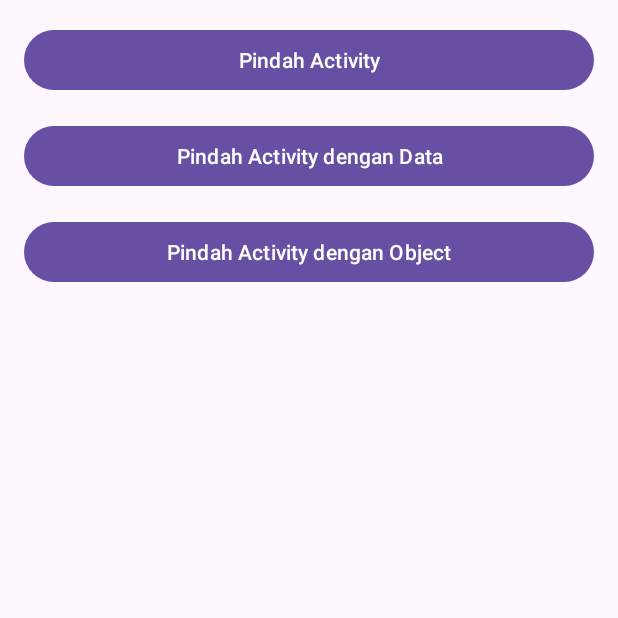
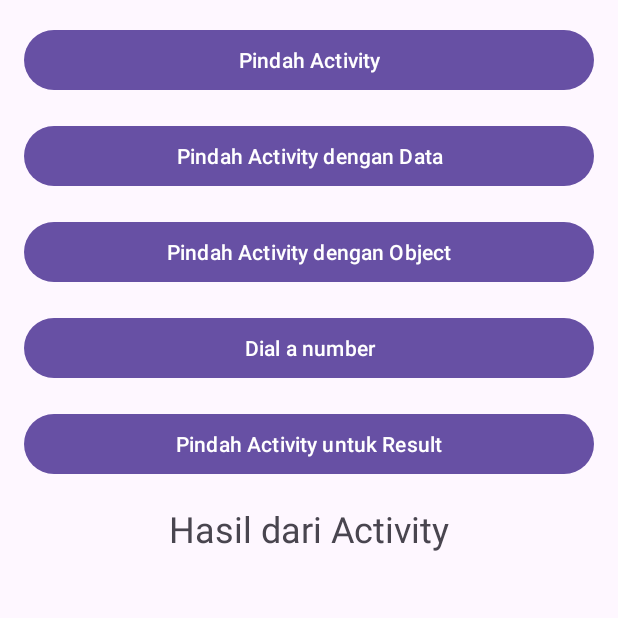
Before and after one commit to BrianFaviansa/membuat-android-pemula, an Android app: the screen it shows after launch (MainActivity), on a phone screen of 412 x 824 dp, the top half of it. Run offline under Robolectric (Android 15) with nearby library versions, the phone set to English and light mode, and no system bars.

Commit message:
[Latihan Mendapatkan Nilai Balik dari Intent] done

```diff
--- a/MyIntentApp/app/src/main/AndroidManifest.xml
+++ b/MyIntentApp/app/src/main/AndroidManifest.xml
@@ -12,6 +12,9 @@
         android:supportsRtl="true"
         android:theme="@style/Theme.MyIntentApp"
         tools:targetApi="31">
+        <activity
+            android:name=".MoveForResultActivity"
+            android:exported="false" />
         <activity
             android:name=".MoveWithObjectActivity"
             android:exported="false" />
--- a/MyIntentApp/app/src/main/java/com/faviansa/myintentapp/MainActivity.kt
+++ b/MyIntentApp/app/src/main/java/com/faviansa/myintentapp/MainActivity.kt
@@ -1,15 +1,31 @@
 package com.faviansa.myintentapp
 
 import android.content.Intent
+import android.net.Uri
 import android.os.Bundle
 import android.view.View
 import android.widget.Button
+import android.widget.TextView
 import androidx.activity.enableEdgeToEdge
+import androidx.activity.result.ActivityResultLauncher
+import androidx.activity.result.contract.ActivityResultContracts
 import androidx.appcompat.app.AppCompatActivity
 import androidx.core.view.ViewCompat
 import androidx.core.view.WindowInsetsCompat
 
 class MainActivity : AppCompatActivity(), View.OnClickListener {
+    private lateinit var tvResult: TextView
+
+    private val resultLauncher: ActivityResultLauncher<Intent> = registerForActivityResult(
+        ActivityResultContracts.StartActivityForResult()
+    ) { result ->
+        if (result.resultCode == MoveForResultActivity.RESULT_CODE && result.data != null) {
+            val selectedValue =
+                result.data?.getIntExtra(MoveForResultActivity.EXTRA_SELECTED_VALUE, 0)
+            tvResult.text = "Hasil: $selectedValue"
+        }
+    }
+
     override fun onCreate(savedInstanceState: Bundle?) {
         super.onCreate(savedInstanceState)
         enableEdgeToEdge()
@@ -23,6 +39,14 @@ class MainActivity : AppCompatActivity(), View.OnClickListener {
 
         val btnMoveWithObject: Button = findViewById(R.id.btn_move_activity_object)
         btnMoveWithObject.setOnClickListener(this)
+
+        val btnDialPhone: Button = findViewById(R.id.btn_dial_number)
+        btnDialPhone.setOnClickListener(this)
+
+        val btnMoveForResult: Button = findViewById(R.id.btn_move_for_result)
+        btnMoveForResult.setOnClickListener(this)
+
+        tvResult = findViewById(R.id.tv_result)
 
         ViewCompat.setOnApplyWindowInsetsListener(findViewById(R.id.main)) { v, insets ->
             val systemBars = insets.getInsets(WindowInsetsCompat.Type.systemBars())
@@ -62,6 +86,18 @@ class MainActivity : AppCompatActivity(), View.OnClickListener {
                 moveWithObjectIntent.putExtra(MoveWithObjectActivity.EXTRA_PERSON, person)
                 startActivity(moveWithObjectIntent)
             }
+
+            R.id.btn_dial_number -> {
+                val phoneNumber = "+6282229812341"
+                val dialPhoneIntent = Intent(Intent.ACTION_DIAL, Uri.parse("tel:$phoneNumber"))
+                startActivity(dialPhoneIntent)
+            }
+
+            R.id.btn_move_for_result -> {
+                val moveForResultIntent =
+                    Intent(this@MainActivity, MoveForResultActivity::class.java)
+                resultLauncher.launch(moveForResultIntent)
+            }
         }
     }
 }
--- a/MyIntentApp/app/src/main/res/layout/activity_main.xml
+++ b/MyIntentApp/app/src/main/res/layout/activity_main.xml
@@ -21,15 +21,36 @@
         android:layout_width="match_parent"
         android:layout_height="wrap_content"
         android:layout_marginBottom="16dp"
-        android:text="@string/move_with_data"
-        />
+        android:text="@string/move_with_data" />
 
     <Button
         android:id="@+id/btn_move_activity_object"
         android:layout_width="match_parent"
         android:layout_height="wrap_content"
         android:layout_marginBottom="16dp"
-        android:text="@string/move_with_object"
+        android:text="@string/move_with_object" />
+
+    <Button
+        android:id="@+id/btn_dial_number"
+        android:layout_width="match_parent"
+        android:layout_height="wrap_content"
+        android:layout_marginBottom="16dp"
+        android:text="@string/dial_number" />
+
+    <Button
+        android:id="@+id/btn_move_for_result"
+        android:layout_width="match_parent"
+        android:layout_height="wrap_content"
+        android:layout_marginBottom="16dp"
+        android:text="@string/move_with_result"
         />
 
+    <TextView
+        android:id="@+id/tv_result"
+        android:layout_width="match_parent"
+        android:layout_height="wrap_content"
+        android:gravity="center"
+        android:textSize="24dp"
+        android:text="@string/result_from_activity"/>
+
 </LinearLayout>
```
Also changed, not shown: MyIntentApp/app/src/main/java/com/faviansa/myintentapp/MoveForResultActivity.kt (added, +61 -0 lines), MyIntentApp/app/src/main/res/layout/activity_move_for_result.xml (added, +59 -0 lines).
